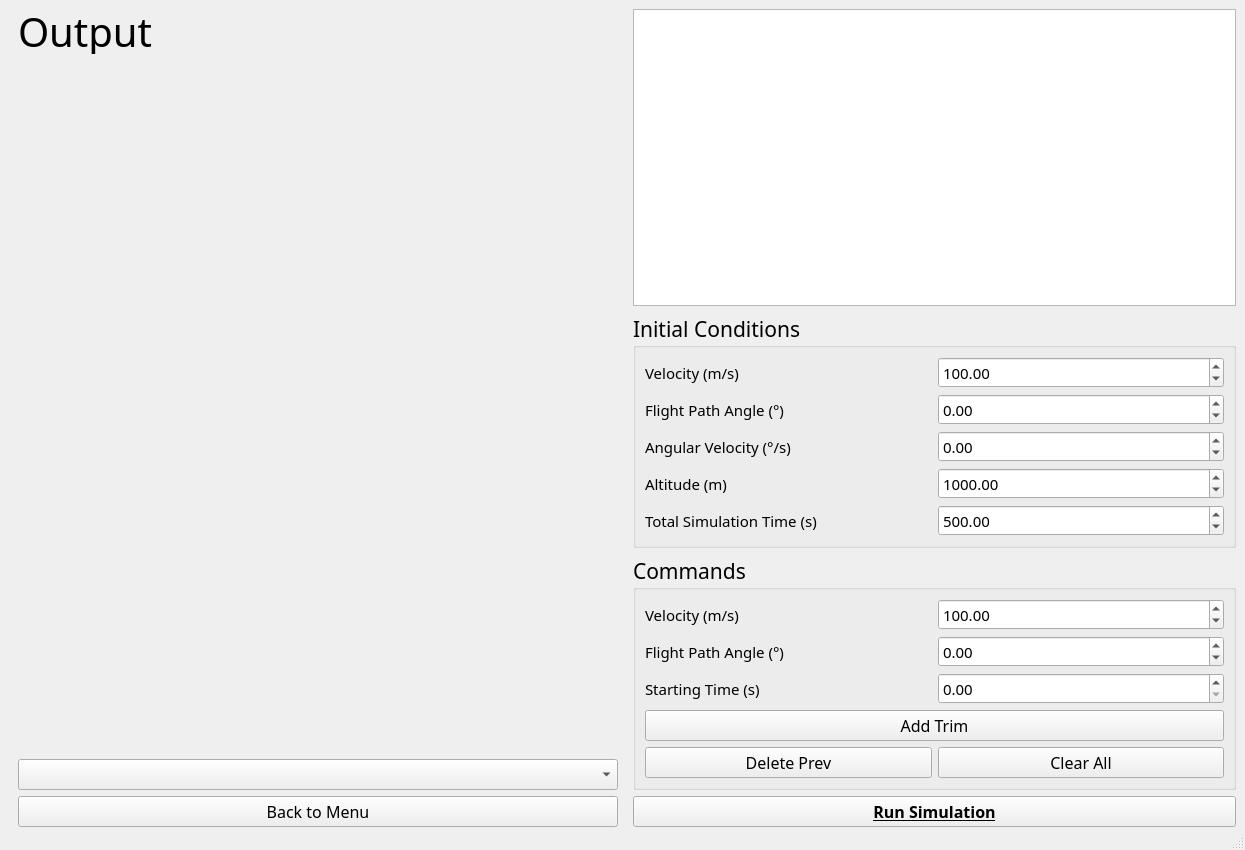
Qt form simlib/gui/simulator_mw.ui (jasper-day/airplane_sim) before a commit.
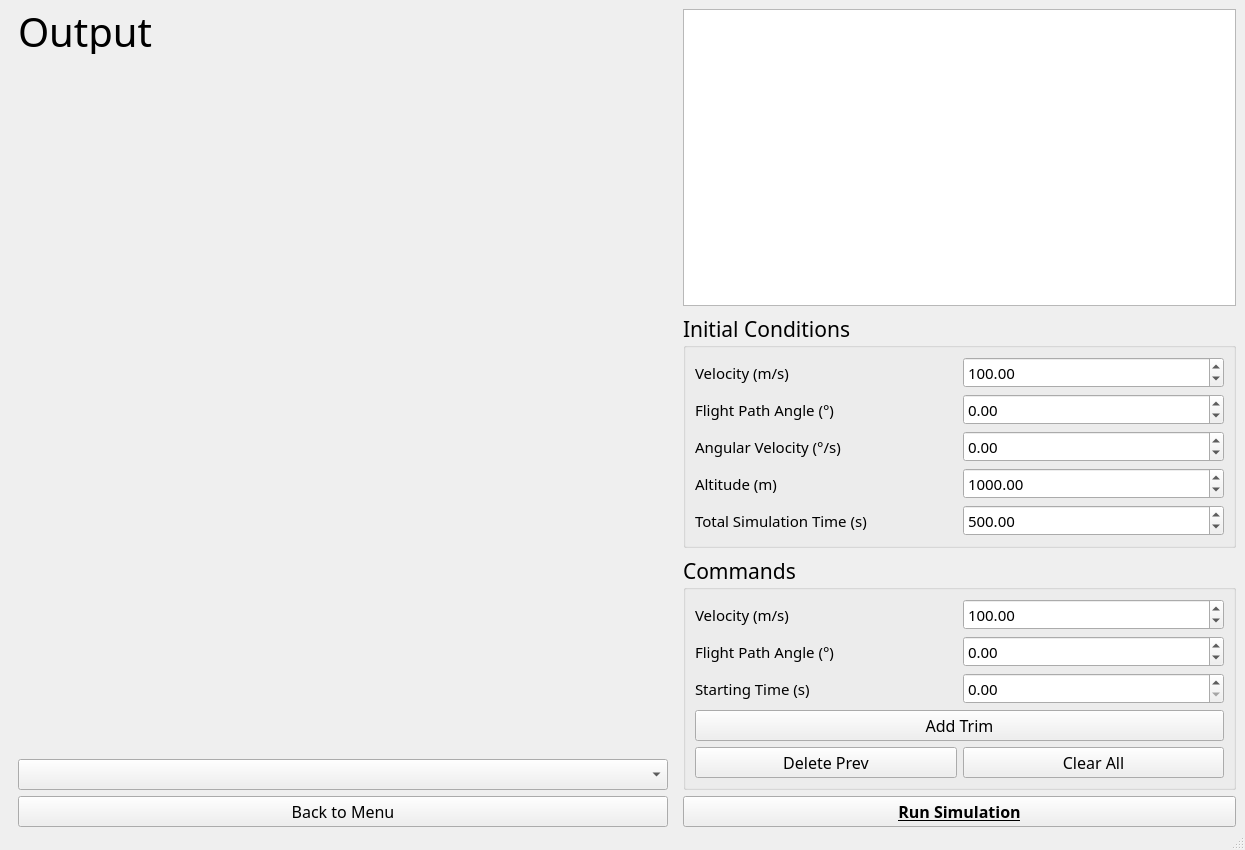
The same form after that commit. Icons and pictures are not drawn.

Commit message: Changed graph sizing

Patch:
```diff
--- a/simlib/gui/simulator_mw.ui
+++ b/simlib/gui/simulator_mw.ui
@@ -578,7 +578,7 @@
          </property>
          <property name="minimumSize">
           <size>
-           <width>600</width>
+           <width>650</width>
            <height>0</height>
           </size>
          </property>
```
The commit also changes 2 other files.
